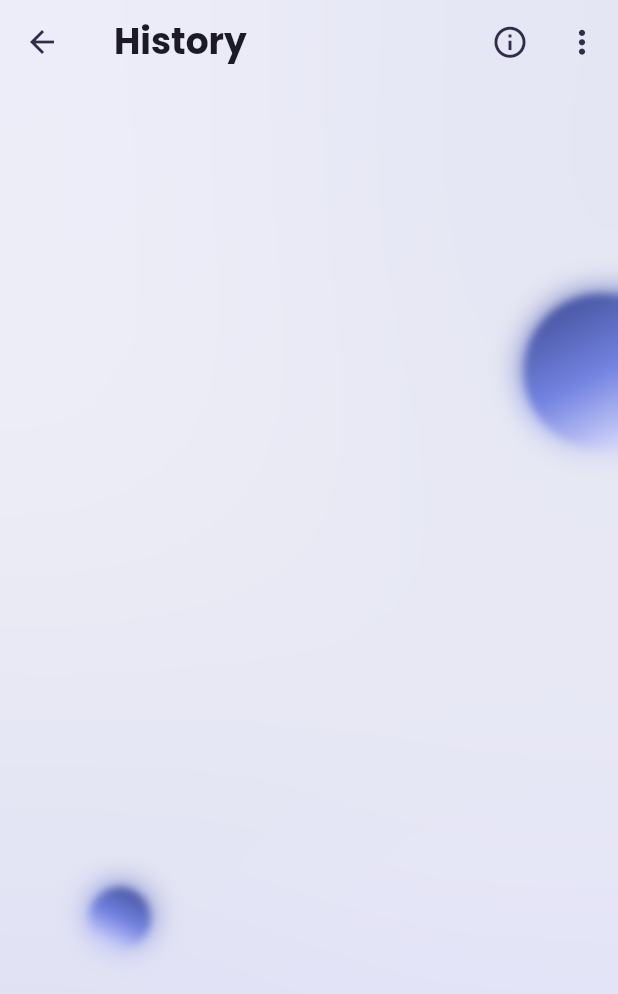
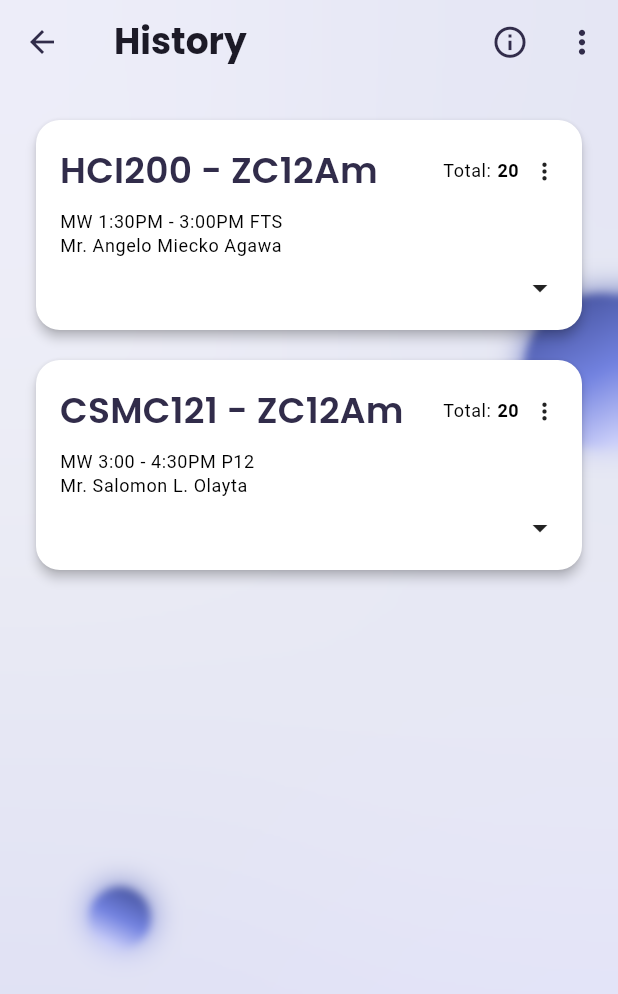
Before and after one commit to Jeyep18/beadle-s-app, a Flutter app: the WholeClassHistoryPage screen opened directly, on a phone screen of 412 x 824 dp. Shown: the top 994 px of the screen. Run offline on Flutter 3.47's test engine with Material 3 defaults, Android fonts, the phone set to English and light mode, and no system bars; drawn by our look-alikes of flutter_animate; our stand-ins replace flutter_slidable, flutter_switch, google_fonts, loading_animation_widget; missing offline and left inert: flutter_glow.

Commit message:
added history ui, added classes, and history card (incomplete and unrefined)

```diff
--- a/lib/whole_class_history_page.dart
+++ b/lib/whole_class_history_page.dart
@@ -38,9 +38,8 @@ class _WholeClassHistoryPageState extends State<WholeClassHistoryPage> {
         appBar: AppBar(
           systemOverlayStyle:
               Theme.of(context).brightness == Brightness.dark
-                  ? SystemUiOverlayStyle
-                      .light // white icons for dark mode
-                  : SystemUiOverlayStyle.dark, // black icons for light mode
+                  ? SystemUiOverlayStyle.light
+                  : SystemUiOverlayStyle.dark,
           iconTheme: IconThemeData(
             color: Theme.of(context).colorScheme.tertiary,
           ),
@@ -65,9 +64,7 @@ class _WholeClassHistoryPageState extends State<WholeClassHistoryPage> {
               ],
               child: IconButton(
                 icon: const Icon(Icons.info_outline),
-                onPressed: () {
-                  //opens information page
-                },
+                onPressed: () {},
                 color: Theme.of(context).colorScheme.tertiary,
                 iconSize: 25,
               ),
@@ -78,9 +75,7 @@ class _WholeClassHistoryPageState extends State<WholeClassHistoryPage> {
                 SlideEffect(duration: 0.4.seconds, begin: Offset(0.2, 0)),
               ],
               child: IconButton(
-                onPressed: () {
-                  //menu page here
-                },
+                onPressed: () {},
                 icon: Icon(Icons.more_vert),
                 color: Theme.of(context).colorScheme.tertiary,
                 iconSize: 25,
@@ -88,10 +83,8 @@ class _WholeClassHistoryPageState extends State<WholeClassHistoryPage> {
             ),
           ],
         ),
-
         extendBodyBehindAppBar: true,
         extendBody: true,
-
         body: Stack(
           children: [
             const Positioned.fill(child: BackgroundPage()),
@@ -104,8 +97,29 @@ class _WholeClassHistoryPageState extends State<WholeClassHistoryPage> {
                 ),
 
                 Expanded(
-                  child: Container(color: Colors.transparent),
-                ), //REPLACE THIS WITH CONTENTS
+                  child: ListView(
+                    padding: const EdgeInsets.symmetric(
+                      horizontal: 20,
+                      vertical: 10,
+                    ),
+                    children: [
+                      const SizedBox(height: 10),
+                      ClassHistoryCard(
+                        subjectCode: 'HCI200 - ZC12Am',
+                        schedule: 'MW 1:30PM - 3:00PM FTS',
+                        professor: 'Mr. Angelo Miecko Agawa',
+                        total: 20,
+                      ),
+                      const SizedBox(height: 12),
+                      ClassHistoryCard(
+                        subjectCode: 'CSMC121 - ZC12Am',
+                        schedule: 'MW 3:00 - 4:30PM P12',
+                        professor: 'Mr. Salomon L. Olayta',
+                        total: 20,
+                      ),
+                    ],
+                  ),
+                ),
 
                 SizedBox(height: MediaQuery.of(context).padding.bottom),
               ],
@@ -116,3 +130,72 @@ class _WholeClassHistoryPageState extends State<WholeClassHistoryPage> {
     );
   }
 }
+
+// ==================== CLASS HISTORY CARD ====================
+class ClassHistoryCard extends StatelessWidget {
+  final String subjectCode;
+  final String schedule;
+  final String professor;
+  final int total;
+
+  const ClassHistoryCard({
+    Key? key,
+    required this.subjectCode,
+    required this.schedule,
+    required this.professor,
+    required this.total,
+  }) : super(key: key);
+
+  @override
+  Widget build(BuildContext context) {
+    return Card(
+      shape: RoundedRectangleBorder(borderRadius: BorderRadius.circular(16)),
+      elevation: 3,
+      child: Padding(
+        padding: const EdgeInsets.all(16),
+        child: Column(
+          crossAxisAlignment: CrossAxisAlignment.start,
+          children: [
+            Row(
+              children: [
+                Expanded(
+                  child: Text(
+                    subjectCode,
+                    style: Theme.of(context).textTheme.titleMedium?.copyWith(
+                      fontWeight: FontWeight.w600,
+                    ),
+                  ),
+                ),
+                Row(
+                  children: [
+                    Text(
+                      'Total:',
+                      style: Theme.of(context).textTheme.bodySmall,
+                    ),
+                    const SizedBox(width: 4),
+                    Text(
+                      '$total',
+                      style: Theme.of(context).textTheme.bodySmall?.copyWith(
+                        fontWeight: FontWeight.bold,
+                      ),
+                    ),
+                    const SizedBox(width: 8),
+                    Icon(Icons.more_vert, size: 18),
+                  ],
+                ),
+              ],
+            ),
+            const SizedBox(height: 8),
+            Text(schedule, style: Theme.of(context).textTheme.bodySmall),
+            Text(professor, style: Theme.of(context).textTheme.bodySmall),
+            const SizedBox(height: 8),
+            const Align(
+              alignment: Alignment.bottomRight,
+              child: Icon(Icons.arrow_drop_down),
+            ),
+          ],
+        ),
+      ),
+    );
+  }
+}
```
